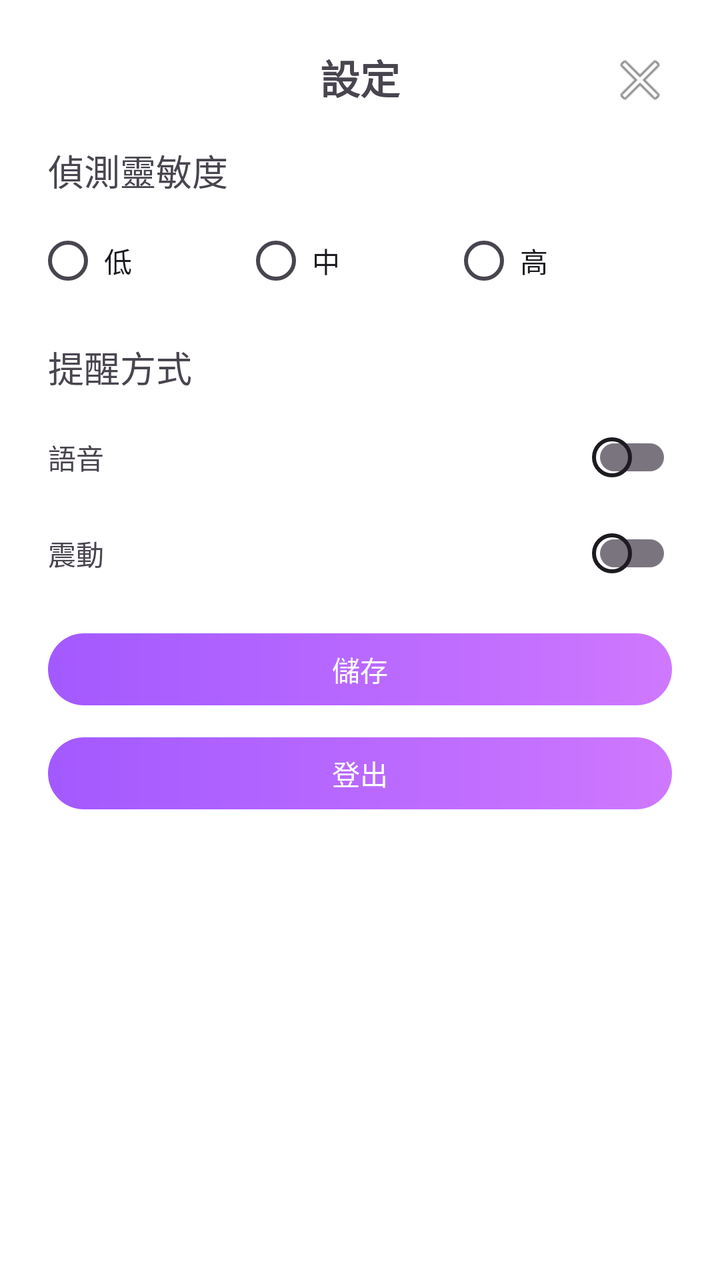
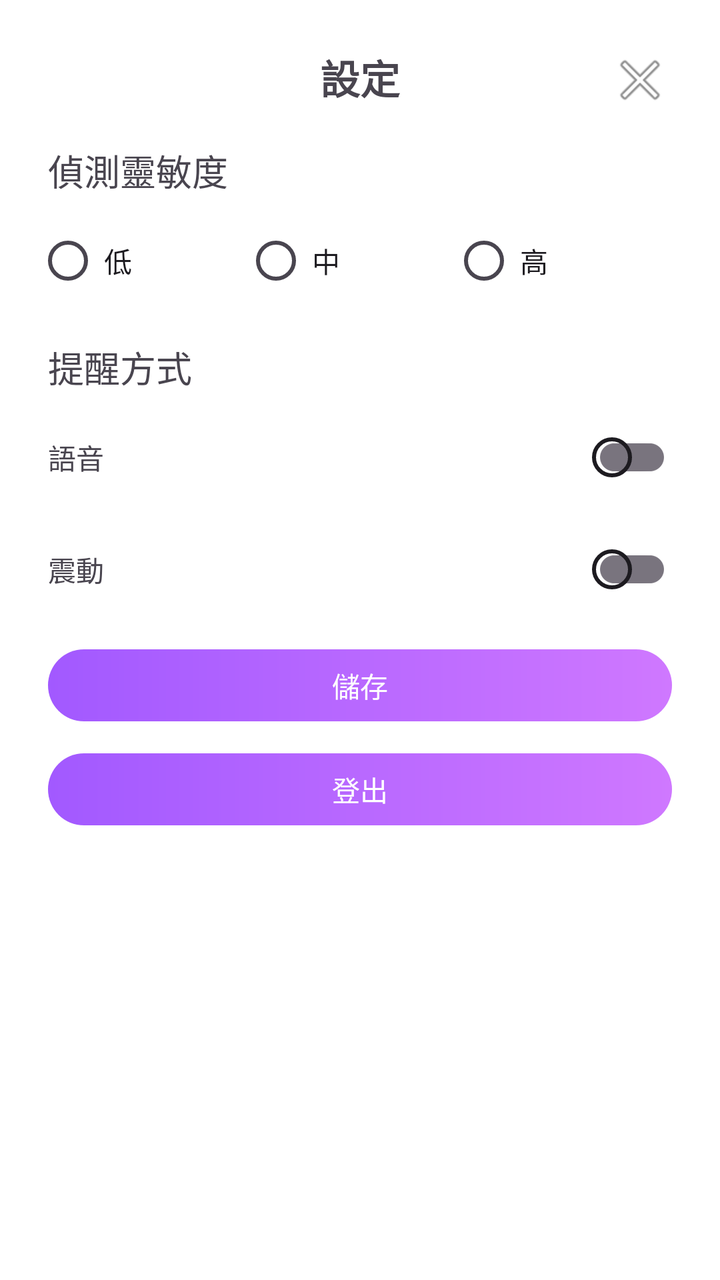

Compare the two renders of this Android layout. The source of the first and the diff that turns it into the second are given below.
<!-- AndroidManifest.xml: application theme Theme.Detect -->
<!-- res/layout/dialog_settings.xml -->
<?xml version="1.0" encoding="utf-8"?>
<LinearLayout xmlns:android="http://schemas.android.com/apk/res/android"
    android:layout_width="match_parent"
    android:layout_height="wrap_content"
    android:background="@android:color/white"
    android:orientation="vertical"
    android:padding="24dp">

    
    <RelativeLayout
        android:layout_width="match_parent"
        android:layout_height="wrap_content"
        android:paddingBottom="16dp">

        <TextView
            android:id="@+id/tvTitle"
            android:layout_width="wrap_content"
            android:layout_height="wrap_content"
            android:layout_centerHorizontal="true"
            android:text="設定"
            android:textSize="20sp"
            android:textStyle="bold" />

        <ImageButton
            android:id="@+id/btnCloseDialog"
            android:layout_width="32dp"
            android:layout_height="32dp"
            android:layout_alignParentEnd="true"
            android:background="?android:attr/selectableItemBackgroundBorderless"
            android:src="@android:drawable/ic_menu_close_clear_cancel"
            android:contentDescription="關閉" />
    </RelativeLayout>

    
    <TextView
        android:layout_width="wrap_content"
        android:layout_height="wrap_content"
        android:layout_marginBottom="8dp"
        android:text="偵測靈敏度"
        android:textSize="18sp" />

    <RadioGroup
        android:id="@+id/radioGroupSensitivity"
        android:layout_width="match_parent"
        android:layout_height="wrap_content"
        android:orientation="horizontal">

        <androidx.appcompat.widget.AppCompatRadioButton
            android:id="@+id/radioLow"
            android:layout_width="0dp"
            android:layout_height="wrap_content"
            android:layout_weight="1"
            android:button="@drawable/radio_gradient"
            android:text="低"
            android:padding="8dp" />

        <androidx.appcompat.widget.AppCompatRadioButton
            android:id="@+id/radioMedium"
            android:layout_width="0dp"
            android:layout_height="wrap_content"
            android:layout_weight="1"
            android:button="@drawable/radio_gradient"
            android:text="中"
            android:padding="8dp" />

        <androidx.appcompat.widget.AppCompatRadioButton
            android:id="@+id/radioHigh"
            android:layout_width="0dp"
            android:layout_height="wrap_content"
            android:layout_weight="1"
            android:button="@drawable/radio_gradient"
            android:text="高"
            android:padding="8dp" />
    </RadioGroup>

    
    <TextView
        android:layout_width="match_parent"
        android:layout_height="wrap_content"
        android:layout_marginTop="16dp"
        android:layout_marginBottom="8dp"
        android:text="提醒方式"
        android:textSize="18sp" />

    
    <LinearLayout
        android:layout_width="match_parent"
        android:layout_height="wrap_content"
        android:gravity="center_vertical"
        android:orientation="horizontal">

        <TextView
            android:layout_width="0dp"
            android:layout_height="wrap_content"
            android:layout_weight="1"
            android:text="語音" />

        <androidx.appcompat.widget.SwitchCompat
            android:id="@+id/switchVoice"
            android:layout_width="wrap_content"
            android:layout_height="wrap_content"
            android:thumb="@drawable/switch_thumb_gradient"
            android:track="@drawable/switch_track_gradient" />
    </LinearLayout>

    
    <LinearLayout
        android:layout_width="match_parent"
        android:layout_height="wrap_content"
        android:gravity="center_vertical"
        android:orientation="horizontal">

        <TextView
            android:layout_width="0dp"
            android:layout_height="wrap_content"
            android:layout_weight="1"
            android:text="震動" />

        <androidx.appcompat.widget.SwitchCompat
            android:id="@+id/switchVibration"
            android:layout_width="wrap_content"
            android:layout_height="wrap_content"
            android:thumb="@drawable/switch_thumb_gradient"
            android:track="@drawable/switch_track_gradient" />
    </LinearLayout>

    
    <androidx.appcompat.widget.AppCompatButton
        android:id="@+id/btnSave"
        android:layout_width="match_parent"
        android:layout_height="36dp"
        android:layout_marginTop="16dp"
        android:background="@drawable/gradient_button"
        android:backgroundTint="@null"
        android:stateListAnimator="@null"
        android:text="儲存"
        android:textColor="#FFFFFF" />

    <androidx.appcompat.widget.AppCompatButton
        android:id="@+id/btnLogout"
        android:layout_width="match_parent"
        android:layout_height="36dp"
        android:layout_marginTop="16dp"
        android:background="@drawable/gradient_button"
        android:backgroundTint="@null"
        android:stateListAnimator="@null"
        android:text="登出"
        android:textColor="#FFFFFF" />

</LinearLayout>
<!-- resources referenced by this layout -->
<resources>
  <!-- drawable gradient_button (drawable) -->
  <?xml version="1.0" encoding="utf-8"?>
  <shape xmlns:android="http://schemas.android.com/apk/res/android"
      android:shape="rectangle">
      <gradient
          android:startColor="#A259FF"
          android:endColor="#CF78FF"
          android:angle="0" />
      <corners android:radius="18dp" />
  </shape>
  <!-- drawable radio_gradient (drawable) -->
  <?xml version="1.0" encoding="utf-8"?>
  <selector xmlns:android="http://schemas.android.com/apk/res/android">
      <item android:state_checked="true">
          <shape android:shape="oval">
              <gradient
                  android:startColor="#A259FF"
                  android:endColor="#CF78FF"
                  android:angle="0"/>
              <size android:width="20dp" android:height="20dp"/>
          </shape>
      </item>
      <item>
          <shape android:shape="oval">
              <solid android:color="@android:color/transparent"/>
              <stroke android:width="2dp" android:color="#CCCCCC"/>
              <size android:width="20dp" android:height="20dp"/>
          </shape>
      </item>
  </selector>
  <!-- drawable switch_thumb_gradient (drawable) -->
  <?xml version="1.0" encoding="utf-8"?>
  <selector xmlns:android="http://schemas.android.com/apk/res/android">
      <item android:state_checked="true">
          <shape android:shape="oval">
              <gradient
                  android:startColor="#A259FF"
                  android:endColor="#CF78FF"
                  android:angle="0"/>
              <size android:width="20dp" android:height="20dp"/>
          </shape>
      </item>
      <item>
          <shape android:shape="oval">
              <solid android:color="@android:color/transparent"/>
              <stroke android:width="2dp" android:color="#CCCCCC"/>
              <size android:width="20dp" android:height="20dp"/>
          </shape>
      </item>
  </selector>
  <!-- drawable switch_track_gradient (drawable) -->
  <?xml version="1.0" encoding="utf-8"?>
  <shape xmlns:android="http://schemas.android.com/apk/res/android" android:shape="rectangle">
      <corners android:radius="16dp"/>
      <gradient
          android:startColor="#E0C3FC"
          android:endColor="#8EC5FC"
          android:angle="0"/>
      <size android:height="32dp"/>
  </shape>
  <style name="Theme.Detect" parent="Base.Theme.Detect" />
  <style name="Base.Theme.Detect" parent="Theme.Material3.DayNight.NoActionBar">
          
          
      </style>
</resources>

<!-- the commit's change to res/layout/dialog_settings.xml (unified diff, before → after) -->
@@ -1,150 +1,159 @@
 <?xml version="1.0" encoding="utf-8"?>
-<LinearLayout xmlns:android="http://schemas.android.com/apk/res/android"
+<ScrollView xmlns:android="http://schemas.android.com/apk/res/android"
     android:layout_width="match_parent"
-    android:layout_height="wrap_content"
-    android:background="@android:color/white"
-    android:orientation="vertical"
-    android:padding="24dp">
+    android:layout_height="match_parent"
+    android:fillViewport="true"
+    android:background="@android:color/white">
 
-    
-    <RelativeLayout
-        android:layout_width="match_parent"
-        android:layout_height="wrap_content"
-        android:paddingBottom="16dp">
-
-        <TextView
-            android:id="@+id/tvTitle"
-            android:layout_width="wrap_content"
-            android:layout_height="wrap_content"
-            android:layout_centerHorizontal="true"
-            android:text="設定"
-            android:textSize="20sp"
-            android:textStyle="bold" />
-
-        <ImageButton
-            android:id="@+id/btnCloseDialog"
-            android:layout_width="32dp"
-            android:layout_height="32dp"
-            android:layout_alignParentEnd="true"
-            android:background="?android:attr/selectableItemBackgroundBorderless"
-            android:src="@android:drawable/ic_menu_close_clear_cancel"
-            android:contentDescription="關閉" />
-    </RelativeLayout>
-
-    
-    <TextView
-        android:layout_width="wrap_content"
-        android:layout_height="wrap_content"
-        android:layout_marginBottom="8dp"
-        android:text="偵測靈敏度"
-        android:textSize="18sp" />
-
-    <RadioGroup
-        android:id="@+id/radioGroupSensitivity"
-        android:layout_width="match_parent"
-        android:layout_height="wrap_content"
-        android:orientation="horizontal">
-
-        <androidx.appcompat.widget.AppCompatRadioButton
-            android:id="@+id/radioLow"
-            android:layout_width="0dp"
-            android:layout_height="wrap_content"
-            android:layout_weight="1"
-            android:button="@drawable/radio_gradient"
-            android:text="低"
-            android:padding="8dp" />
-
-        <androidx.appcompat.widget.AppCompatRadioButton
-            android:id="@+id/radioMedium"
-            android:layout_width="0dp"
-            android:layout_height="wrap_content"
-            android:layout_weight="1"
-            android:button="@drawable/radio_gradient"
-            android:text="中"
-            android:padding="8dp" />
-
-        <androidx.appcompat.widget.AppCompatRadioButton
-            android:id="@+id/radioHigh"
-            android:layout_width="0dp"
-            android:layout_height="wrap_content"
-            android:layout_weight="1"
-            android:button="@drawable/radio_gradient"
-            android:text="高"
-            android:padding="8dp" />
-    </RadioGroup>
-
-    
-    <TextView
-        android:layout_width="match_parent"
-        android:layout_height="wrap_content"
-        android:layout_marginTop="16dp"
-        android:layout_marginBottom="8dp"
-        android:text="提醒方式"
-        android:textSize="18sp" />
-
-    
     <LinearLayout
         android:layout_width="match_parent"
         android:layout_height="wrap_content"
-        android:gravity="center_vertical"
-        android:orientation="horizontal">
+        android:orientation="vertical"
+        android:padding="24dp">
 
+        
+        <RelativeLayout
+            android:layout_width="match_parent"
+            android:layout_height="wrap_content"
+            android:paddingBottom="16dp">
+
+            <TextView
+                android:id="@+id/tvTitle"
+                android:layout_width="wrap_content"
+                android:layout_height="wrap_content"
+                android:layout_centerHorizontal="true"
+                android:text="設定"
+                android:textSize="20sp"
+                android:textStyle="bold" />
+
+            <ImageButton
+                android:id="@+id/btnCloseDialog"
+                android:layout_width="32dp"
+                android:layout_height="32dp"
+                android:layout_alignParentEnd="true"
+                android:background="?android:attr/selectableItemBackgroundBorderless"
+                android:src="@android:drawable/ic_menu_close_clear_cancel"
+                android:contentDescription="關閉" />
+        </RelativeLayout>
+
+        
         <TextView
-            android:layout_width="0dp"
-            android:layout_height="wrap_content"
-            android:layout_weight="1"
-            android:text="語音" />
-
-        <androidx.appcompat.widget.SwitchCompat
-            android:id="@+id/switchVoice"
             android:layout_width="wrap_content"
             android:layout_height="wrap_content"
-            android:thumb="@drawable/switch_thumb_gradient"
-            android:track="@drawable/switch_track_gradient" />
+            android:layout_marginBottom="8dp"
+            android:text="偵測靈敏度"
+            android:textSize="18sp" />
+
+        <RadioGroup
+            android:id="@+id/radioGroupSensitivity"
+            android:layout_width="match_parent"
+            android:layout_height="wrap_content"
+            android:orientation="horizontal">
+
+            <androidx.appcompat.widget.AppCompatRadioButton
+                android:id="@+id/radioLow"
+                android:layout_width="0dp"
+                android:layout_height="wrap_content"
+                android:layout_weight="1"
+                android:button="@drawable/radio_gradient"
+                android:text="低"
+                android:padding="8dp" />
+
+            <androidx.appcompat.widget.AppCompatRadioButton
+                android:id="@+id/radioMedium"
+                android:layout_width="0dp"
+                android:layout_height="wrap_content"
+                android:layout_weight="1"
+                android:button="@drawable/radio_gradient"
+                android:text="中"
+                android:padding="8dp" />
+
+            <androidx.appcompat.widget.AppCompatRadioButton
+                android:id="@+id/radioHigh"
+                android:layout_width="0dp"
+                android:layout_height="wrap_content"
+                android:layout_weight="1"
+                android:button="@drawable/radio_gradient"
+                android:text="高"
+                android:padding="8dp" />
+        </RadioGroup>
+
+        
+        <TextView
+            android:layout_width="match_parent"
+            android:layout_height="wrap_content"
+            android:layout_marginTop="16dp"
+            android:layout_marginBottom="8dp"
+            android:text="提醒方式"
+            android:textSize="18sp" />
+
+        
+        <LinearLayout
+            android:layout_width="match_parent"
+            android:layout_height="wrap_content"
+            android:gravity="center_vertical"
+            android:orientation="horizontal">
+
+            <TextView
+                android:layout_width="0dp"
+                android:layout_height="wrap_content"
+                android:layout_weight="1"
+                android:text="語音" />
+
+            <androidx.appcompat.widget.SwitchCompat
+                android:id="@+id/switchVoice"
+                android:layout_width="wrap_content"
+                android:layout_height="wrap_content"
+                android:thumb="@drawable/switch_thumb_gradient"
+                android:track="@drawable/switch_track_gradient" />
+        </LinearLayout>
+
+        
+        <LinearLayout
+            android:layout_width="match_parent"
+            android:layout_height="wrap_content"
+            android:gravity="center_vertical"
+            android:orientation="horizontal"
+            android:layout_marginTop="8dp">
+
+            <TextView
+                android:layout_width="0dp"
+                android:layout_height="wrap_content"
+                android:layout_weight="1"
+                android:text="震動" />
+
+            <androidx.appcompat.widget.SwitchCompat
+                android:id="@+id/switchVibration"
+                android:layout_width="wrap_content"
+                android:layout_height="wrap_content"
+                android:thumb="@drawable/switch_thumb_gradient"
+                android:track="@drawable/switch_track_gradient" />
+        </LinearLayout>
+
+        
+        <androidx.appcompat.widget.AppCompatButton
+            android:id="@+id/btnSave"
+            android:layout_width="match_parent"
+            android:layout_height="36dp"
+            android:layout_marginTop="16dp"
+            android:background="@drawable/gradient_button"
+            android:backgroundTint="@null"
+            android:stateListAnimator="@null"
+            android:text="儲存"
+            android:textColor="#FFFFFF"
+            android:textSize="14sp" />
+
+        <androidx.appcompat.widget.AppCompatButton
+            android:id="@+id/btnLogout"
+            android:layout_width="match_parent"
+            android:layout_height="36dp"
+            android:layout_marginTop="16dp"
+            android:background="@drawable/gradient_button"
+            android:backgroundTint="@null"
+            android:stateListAnimator="@null"
+            android:text="登出"
+            android:textColor="#FFFFFF"
+            android:textSize="14sp" />
+
     </LinearLayout>
-
-    
-    <LinearLayout
-        android:layout_width="match_parent"
-        android:layout_height="wrap_content"
-        android:gravity="center_vertical"
-        android:orientation="horizontal">
-
-        <TextView
-            android:layout_width="0dp"
-            android:layout_height="wrap_content"
-            android:layout_weight="1"
-            android:text="震動" />
-
-        <androidx.appcompat.widget.SwitchCompat
-            android:id="@+id/switchVibration"
-            android:layout_width="wrap_content"
-            android:layout_height="wrap_content"
-            android:thumb="@drawable/switch_thumb_gradient"
-            android:track="@drawable/switch_track_gradient" />
-    </LinearLayout>
-
-    
-    <androidx.appcompat.widget.AppCompatButton
-        android:id="@+id/btnSave"
-        android:layout_width="match_parent"
-        android:layout_height="36dp"
-        android:layout_marginTop="16dp"
-        android:background="@drawable/gradient_button"
-        android:backgroundTint="@null"
-        android:stateListAnimator="@null"
-        android:text="儲存"
-        android:textColor="#FFFFFF" />
-
-    <androidx.appcompat.widget.AppCompatButton
-        android:id="@+id/btnLogout"
-        android:layout_width="match_parent"
-        android:layout_height="36dp"
-        android:layout_marginTop="16dp"
-        android:background="@drawable/gradient_button"
-        android:backgroundTint="@null"
-        android:stateListAnimator="@null"
-        android:text="登出"
-        android:textColor="#FFFFFF" />
-
-</LinearLayout>
+</ScrollView>
